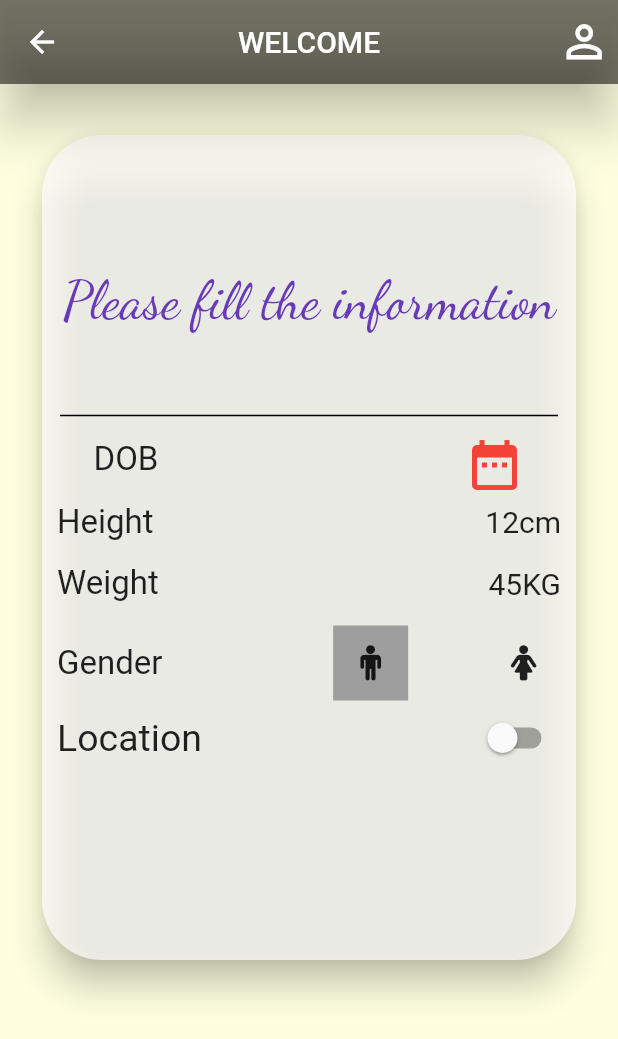
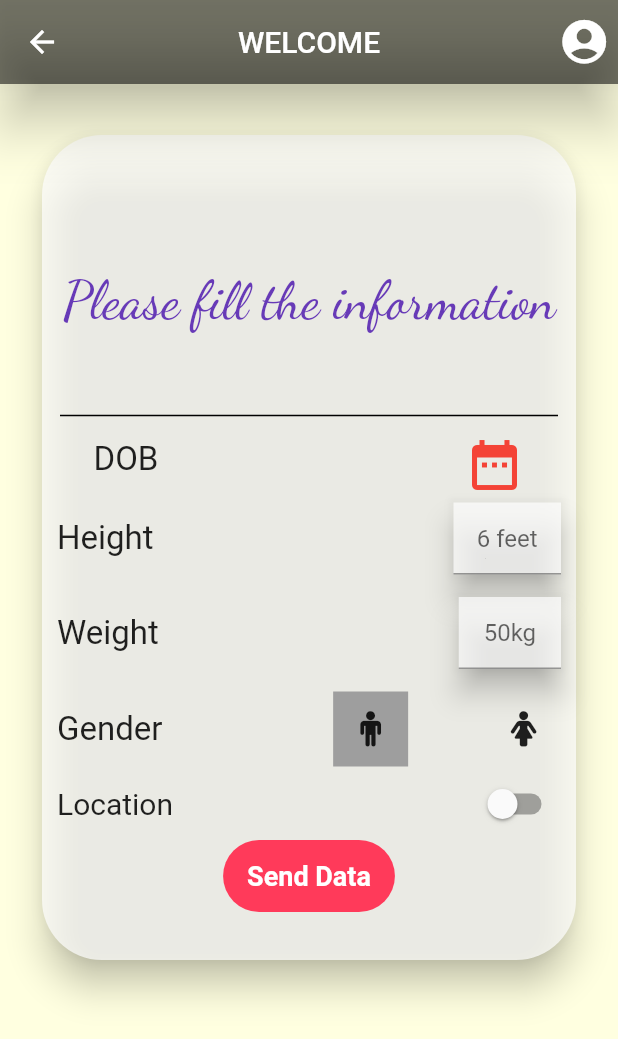
Before and after one commit to moinkhan603/healthApp, a Flutter app: the wlcm screen opened directly, on a phone screen of 412 x 824 dp. Shown: the top 1039 px of the screen. Run offline on Flutter 3.47's test engine with Material 2 defaults, Android fonts, the phone set to English and light mode, and no system bars; our stand-ins replace firebase_auth, modal_progress_hud; accounts and stored records are empty.

Commit message:
dummy values sent from app to server

```diff
--- a/lib/welcome.dart
+++ b/lib/welcome.dart
@@ -1,7 +1,12 @@
 
+import 'dart:convert';
 import 'myfnts_icons.dart';
 import 'package:flutter/material.dart';
 import 'package:firebase_auth/firebase_auth.dart';
+import 'package:http/http.dart' as http;
+import 'package:flutter/services.dart';
+//import 'package:geolocator/geolocator.dart';
+
 
 
 class wlcm extends StatefulWidget {
@@ -12,6 +17,11 @@ class wlcm extends StatefulWidget {
   _wlcmState createState() => _wlcmState();
 }
 String mydate='';
+String height='';
+String weight='';
+String gender='';
+String location='mororco';
+
 
 class _wlcmState extends State<wlcm> {
   final _auth=FirebaseAuth.instance;
@@ -46,11 +56,64 @@ mydate=picked.day.toString()+'/'+picked.month.toString()+'/'+picked.year.toStrin
 
   }
 
+  int _val = 0;
+//
+//  Position _currentPosition;
+//  _getCurrentLocation() {
+//    final Geolocator geolocator = Geolocator()..forceAndroidLocationManager;
+//
+//    geolocator
+//        .getCurrentPosition(desiredAccuracy: LocationAccuracy.best)
+//        .then((Position position) {
+//      setState(() {
+//        _currentPosition = position;
+//      });
+//    }).catchError((e) {
+//      print(e);
+//    });
+//
+//    print(_currentPosition.longitude);
+//    print(_currentPosition.latitude);
+//
+//  }
+//
 
 
 
 
-  int _val = 0;
+
+  postTest() async {
+    final uri = 'http://syscapital.com/api/listHealthresults/';
+    var requestBody = {
+
+      "userid":"111",
+      "dob":mydate,
+      "hight_value":height,
+      "hight_format":"111",
+      "weight_value":weight,
+      "weight_format":"111",
+      "gender":gender,
+      "location":location
+
+
+
+    };
+
+    http.Response response = await http.post(
+      uri,
+      body: json.encode(requestBody),
+    );
+
+    print(response.body);
+    _showDialog();
+  }
+
+
+
+
+
+
+
 
   @override
   Widget build(BuildContext context) {
@@ -64,7 +127,7 @@ appBar: AppBar(centerTitle: true,
           actions: <Widget>[
 
             IconButton(
-      icon: Icon(Icons.person_outline,size: 35,),
+              icon: Icon(Icons.account_circle,size: 35,),
               onPressed: (){
                 _auth.signOut();
                 Navigator.pop(context);
@@ -140,17 +203,70 @@ SizedBox(height: 80,),
                           mainAxisAlignment: MainAxisAlignment.spaceBetween,
                           children: <Widget>[
 
-                    Text('Height',style: TextStyle(fontSize: 22),),SizedBox(width: 10,),
-                      Text('12cm',style: TextStyle(fontSize: 20),)
+                            Text('Height',style: TextStyle(fontSize: 22),),
+                            SizedBox(width: 200,),
+                            Expanded(
+                              child: Material(
+
+                                elevation: 8.0,
+                                color: Colors.white70,
+                                // borderRadius: BorderRadius.all(Radius.circular(30)),
+                                child: new TextField(
+                                 onChanged: (String value)
+                                  {
+                                    height=value;
+                                  },
+                                  textAlign: TextAlign.center,
+
+
+                                  decoration: InputDecoration(
+
+
+
+                                    hintText: "6 feet",),
+                                ),
+
+                              ),
+
+                            ),
+
+
+
+
+
+
+
                           ],),
                         SizedBox(height: 15,),
                         Row(
                           mainAxisAlignment: MainAxisAlignment.spaceBetween,
                           children: <Widget>[
 
-                    Text('Weight',style: TextStyle(fontSize: 22),),SizedBox(width: 10,),Text('45KG',
+                            Text('Weight',style: TextStyle(fontSize: 22),),
+                            SizedBox(width: 200,),
+                            Expanded(
+                              child: Material(
 
-                    style: TextStyle(fontSize: 20),
+                                elevation: 8.0,
+                                color: Colors.white70,
+                                // borderRadius: BorderRadius.all(Radius.circular(30)),
+                                child: new TextField(
+                                  onChanged: (String value)
+                                  {
+                                    weight=value;
+                                  },
+                                  textAlign: TextAlign.center,
+
+
+                                  decoration: InputDecoration(
+
+
+
+                                    hintText: "50kg",),
+                                ),
+
+                              ),
+
                             ),
 
                           ],),
@@ -163,7 +279,9 @@ SizedBox(height: 80,),
                             //////
 
                             GestureDetector(
-                        onTap: () => setState(() => _val = 0),
+                              onTap: () => setState(() { _val = 0;
+                              gender='male';
+                              }),
                               child: Container(
                                   height: 50,
                                   width: 50,
@@ -173,7 +291,11 @@ SizedBox(height: 80,),
                             ),
 
                             GestureDetector(
-                        onTap: () => setState(() => _val = 1),
+                              onTap: () => setState(() { _val = 1;
+
+                              gender='female';
+
+                              }),
                               child: Container(
                                 height: 50,
                                 width: 50,
@@ -197,9 +319,20 @@ SizedBox(height: 80,),
 
                           children: <Widget>[
 
-                    Text('Location',style: TextStyle(fontSize: 25),),SizedBox(width: 10,),
+                            Text('Location',style: TextStyle(fontSize: 20),),SizedBox(width: 10,),
                             Switch(activeColor: Colors.red,
-                        onChanged: (val) => setState(() => _isSwitched = val
+                              onChanged: (val) => setState(()
+                              {
+                                _isSwitched = val;
+
+                                if(_isSwitched==true)
+                                {
+                                //  _getCurrentLocation();
+                                }
+                              }
+
+                                //=> _isSwitched = val
+
                               ),
                               value: _isSwitched,
 
@@ -208,7 +341,44 @@ SizedBox(height: 80,),
 
 
 
+
+
                           ],),
+
+
+
+                        Padding(
+                            padding: EdgeInsets.symmetric(horizontal: 32),
+                            child: Container(
+                              decoration: BoxDecoration(
+                                  borderRadius: BorderRadius.all(Radius.circular(100)),
+                                  color: Color(0xffff3a5a)),
+                              child: FlatButton(
+
+                                child: Text(
+                                  "Send Data",
+                                  style: TextStyle(
+                                      color: Colors.white,
+                                      fontWeight: FontWeight.w700,
+                                      fontSize: 18),
+                                ),
+                                onPressed: ()
+                                {
+                                  postTest();
+
+                                },
+                              ),
+                            ))
+
+
+
+
+
+
+
+
+
+
 
                       ],),),
 
@@ -219,4 +389,47 @@ SizedBox(height: 80,),
         )
     );
   }
+
+
+  void _showDialog() {
+    // flutter defined function
+    showDialog(
+      context: context,
+      builder: (BuildContext context) {
+        // return object of type Dialog
+        return AlertDialog(
+          title: new Text("Congratulations.."),
+          content: new Text("Data has sent to the server"),
+          actions: <Widget>[
+            // usually buttons at the bottom of the dialog
+            new FlatButton(
+              child: new Text("Close"),
+              onPressed: () {
+                Navigator.of(context).pop();
+              },
+            ),
+
+
+
+
+
+
+
+          ],
+        );
+      },
+    );
+
+
+
+    print(height);
+    print(weight);
+    print(mydate);
+    print(gender);
   }
+
+
+
+
+
+}
--- a/pubspec.yaml
+++ b/pubspec.yaml
@@ -26,6 +26,8 @@ dependencies:
   firebase_core: ^0.3.4
   firebase_auth: ^0.8.4+4
   modal_progress_hud: ^0.1.3
+  http: ^0.12.0+4
+
 
 
 
```
Also changed, not shown: pubspec.lock. Lines whose indentation alone changed are shown as unchanged.
